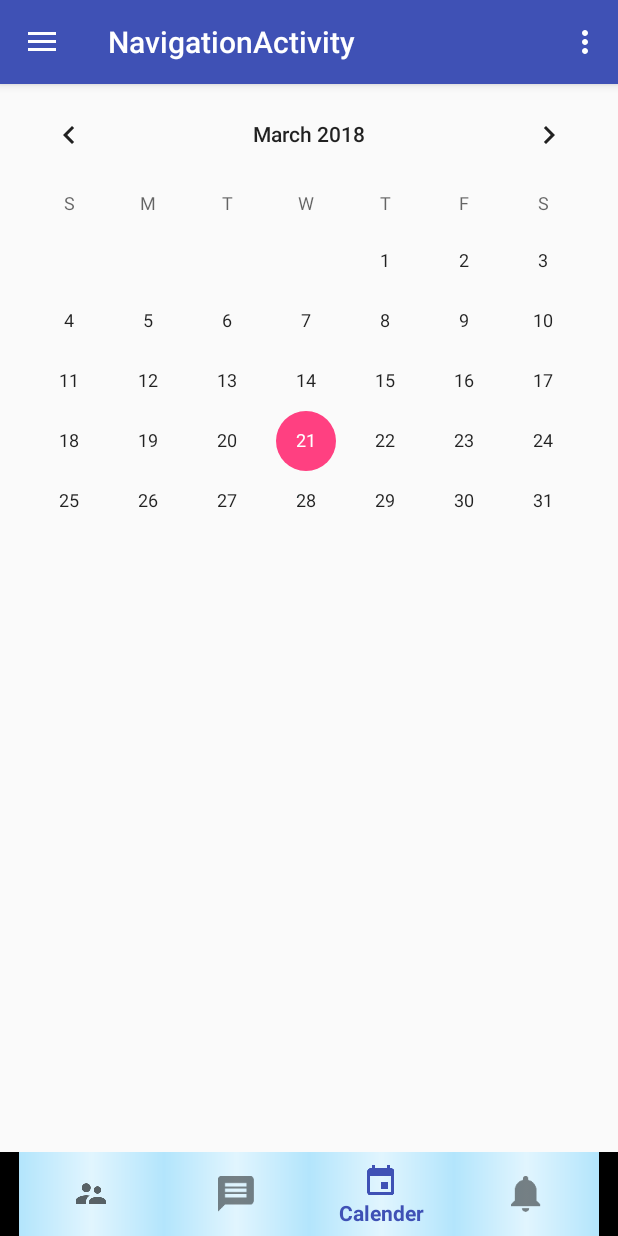
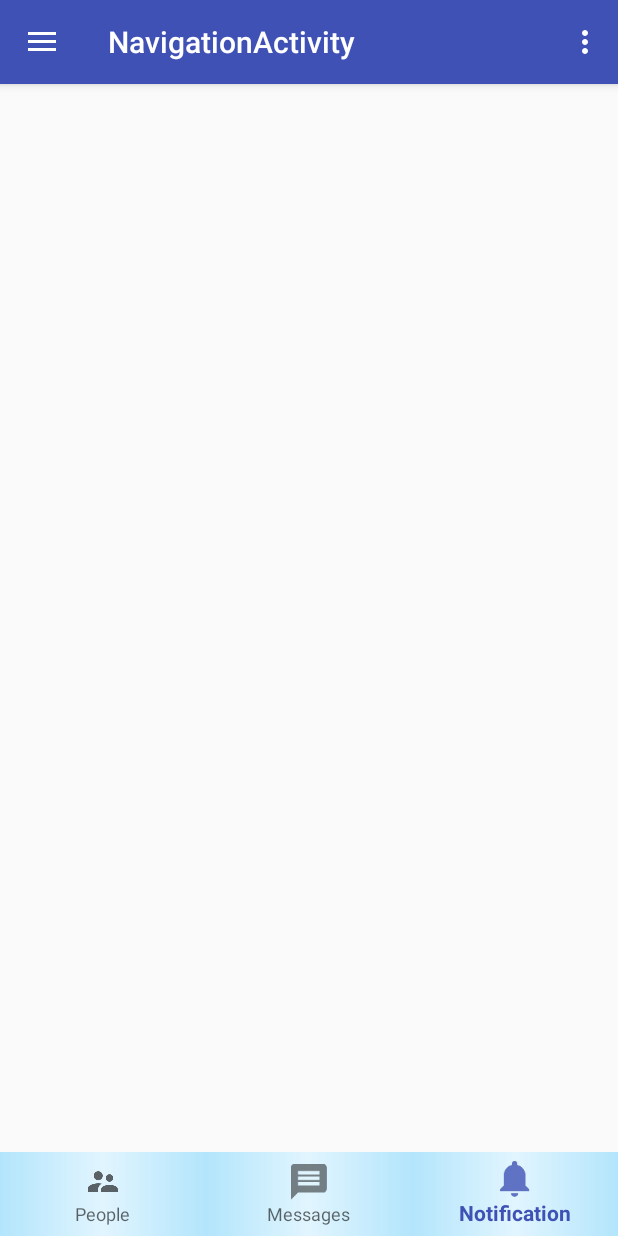
Before and after one commit to bbah93/Capstone_BMWS, an Android app: the HomeActivity screen opened directly, with no data from a screen before it, item 3 of the bottom bar chosen, on a phone screen of 412 x 824 dp. Run offline under Robolectric (Android 15) with nearby library versions, the phone set to English and light mode, and no system bars; our stand-ins replace ButterKnife, Firebase (no records; nobody signed in at launch, a user with empty details on screens opened directly); 2 statements that could not run were skipped.

Commit message:
delete calendar fragment

```diff
--- a/app/build.gradle
+++ b/app/build.gradle
@@ -51,6 +51,7 @@ android {
         implementation 'com.google.firebase:firebase-auth:11.8.0'
         implementation 'com.google.firebase:firebase-database:11.8.0'
         compile 'de.hdodenhof:circleimageview:2.2.0'
+        compile 'com.android.support:design:26.1.0'
 
 
     }
--- a/app/src/main/java/com/nyc/polymerse/HomeActivity.java
+++ b/app/src/main/java/com/nyc/polymerse/HomeActivity.java
@@ -28,7 +28,6 @@ import com.google.firebase.database.DatabaseReference;
 import com.google.firebase.database.FirebaseDatabase;
 import com.google.firebase.database.ValueEventListener;
 import com.nyc.polymerse.Profile_Creation.Prof_Create_Activity;
-import com.nyc.polymerse.fragments.CalendarFragment;
 import com.nyc.polymerse.fragments.UserDetailsFragment;
 import com.nyc.polymerse.fragments.UserResultsFragment;
 
@@ -38,7 +37,6 @@ import butterknife.ButterKnife;
 
 public class HomeActivity extends AppCompatActivity
         implements NavigationView.OnNavigationItemSelectedListener {
-
 
     private static final String TAG = "HomeActivity";
     private FirebaseAuth.AuthStateListener authListener;
@@ -61,7 +59,6 @@ public class HomeActivity extends AppCompatActivity
 
     private Boolean isProfileNotCreated = true;
     private UserDetailsFragment frag;
-
 
     @Override
     protected void onCreate(Bundle savedInstanceState) {
@@ -134,13 +131,9 @@ public class HomeActivity extends AppCompatActivity
             }
         });
 
-
         fragment = new UserResultsFragment();
-        final CalendarFragment calendarFragment = new CalendarFragment();
         FragmentTransaction transaction = getSupportFragmentManager().beginTransaction();
         transaction.add(R.id.fragment_container, fragment, "UserFrag");
-        transaction.add(R.id.fragment_container,calendarFragment,"CalendarFrag");
-        transaction.hide(calendarFragment);
         transaction.commit();
 
         bottomNavigationView = findViewById(R.id.nav_tab);
@@ -158,7 +151,6 @@ public class HomeActivity extends AppCompatActivity
                         if (frag != null && frag.isHidden()) {
                             transaction.show(frag);
                         }
-                        transaction.hide(calendarFragment);
                         transaction.commit();
                         Log.d(TAG, "onOptionsItemSelected: people clicked");
                         return true;
@@ -169,19 +161,8 @@ public class HomeActivity extends AppCompatActivity
                         if (frag != null && frag.isVisible()) {
                             transaction.hide(frag);
                         }
-                        transaction.hide(calendarFragment);
                         Log.d(TAG, "onOptionsItemSelected: messages clicked");
 
-                        transaction.commit();
-                        return true;
-                    case R.id.nav_calendar:
-                        if (fragment.isVisible()) {
-                            transaction.hide(fragment);
-                        }
-                        if (frag != null && frag.isVisible()) {
-                            transaction.hide(frag);
-                        }
-                        transaction.show(calendarFragment);
                         transaction.commit();
                         return true;
                     case R.id.nav_notification:
@@ -220,7 +201,6 @@ public class HomeActivity extends AppCompatActivity
         }
     }
 
-
     //method to show file chooser
     private void showFileChooser() {
         Intent intent = new Intent();
@@ -244,7 +224,6 @@ public class HomeActivity extends AppCompatActivity
             }
         }
     }
-
 
     @Override
     public void onBackPressed() {
@@ -294,13 +273,11 @@ public class HomeActivity extends AppCompatActivity
 
             Toast.makeText(this, "Home", Toast.LENGTH_SHORT).show();
 
-
         } else if (id == R.id.nav_history) {
 
         } else if (id == R.id.nav_settings) {
             Intent intent = new Intent(this, SettingsActivity.class);
             startActivity(intent);
-
 
         } else if (id == R.id.nav_share) {
 
--- a/app/src/main/java/com/nyc/polymerse/fragments/CalendarFragment.java
+++ /dev/null
@@ -1,30 +0,0 @@
-package com.nyc.polymerse.fragments;
-
-import android.os.Bundle;
-import android.support.v4.app.Fragment;
-import android.view.LayoutInflater;
-import android.view.View;
-import android.view.ViewGroup;
-
-import com.nyc.polymerse.R;
-
-/**
- * A simple {@link Fragment} subclass.
- */
-public class CalendarFragment extends Fragment {
-
-    View rootView;
-
-    public CalendarFragment() {
-        // Required empty public constructor
-    }
-
-    @Override
-    public View onCreateView(LayoutInflater inflater, ViewGroup container,
-                             Bundle savedInstanceState) {
-        rootView = inflater.inflate(R.layout.fragment_calendar, container, false);
-        // Inflate the layout for this fragment
-        return rootView;
-    }
-
-}
--- a/app/src/main/res/layout/fragment_calendar.xml
+++ /dev/null
@@ -1,16 +0,0 @@
-<FrameLayout xmlns:android="http://schemas.android.com/apk/res/android"
-    xmlns:tools="http://schemas.android.com/tools"
-    android:layout_width="match_parent"
-    android:layout_height="match_parent"
-    tools:context="com.nyc.polymerse.fragments.CalendarFragment">
-
-    <!-- TODO: Update blank fragment layout -->
-
-
-    <CalendarView
-        android:layout_width="match_parent"
-        android:layout_height="match_parent">
-
-    </CalendarView>
-
-</FrameLayout>
--- a/app/src/main/res/menu/menu_nav.xml
+++ b/app/src/main/res/menu/menu_nav.xml
@@ -13,11 +13,6 @@
         />
 
     <item
-        android:id="@+id/nav_calendar"
-        android:title="Calender"
-        android:icon="@drawable/ic_event_light_green_300_24dp"
-        />
-    <item
         android:id="@+id/nav_notification"
         android:title="Notification"
         android:icon="@drawable/ic_action_notification"
```
